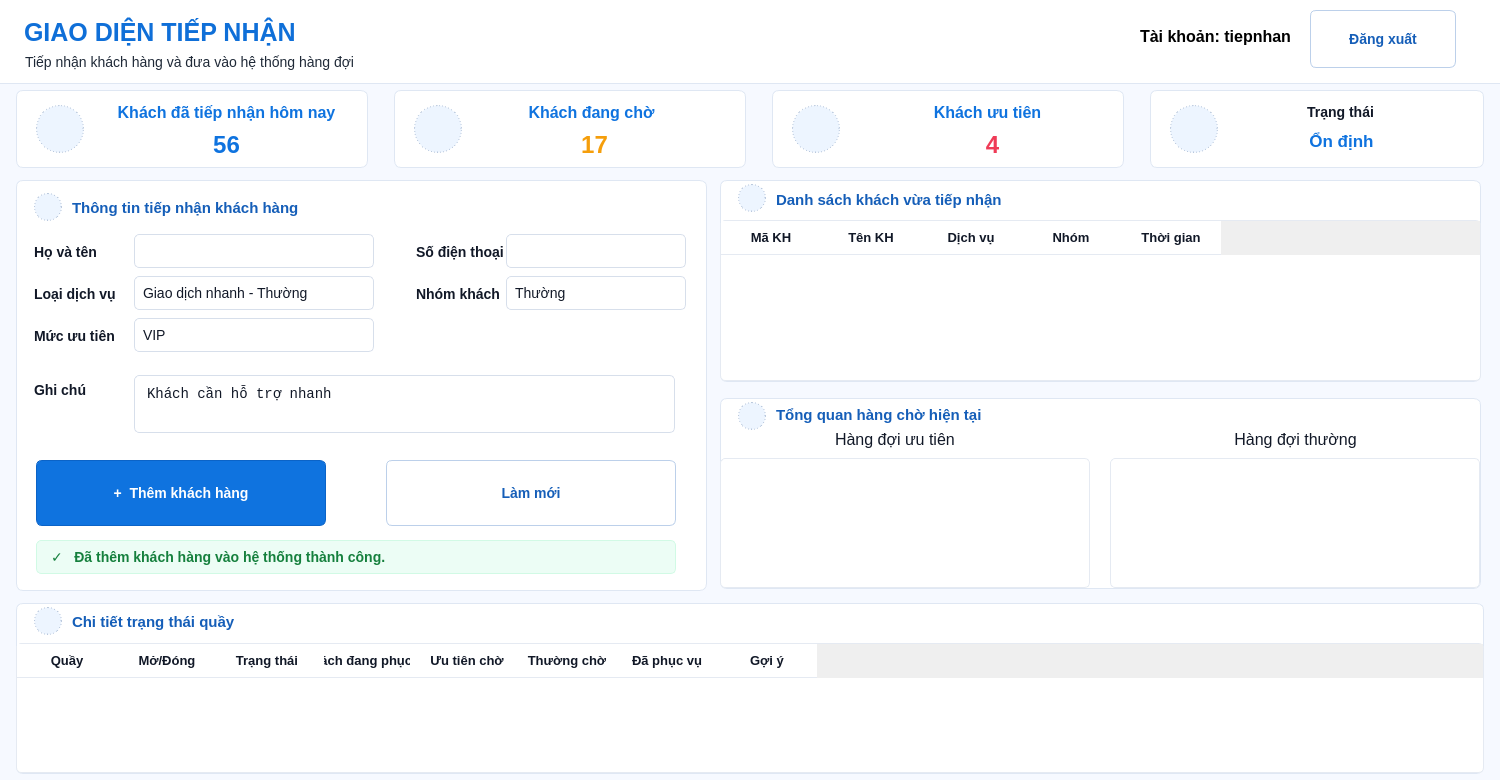
Qt form ui/tiep_nhan.ui (DangDan111/Nhom4_Hethongmophonghangdoidichvu) before a commit.
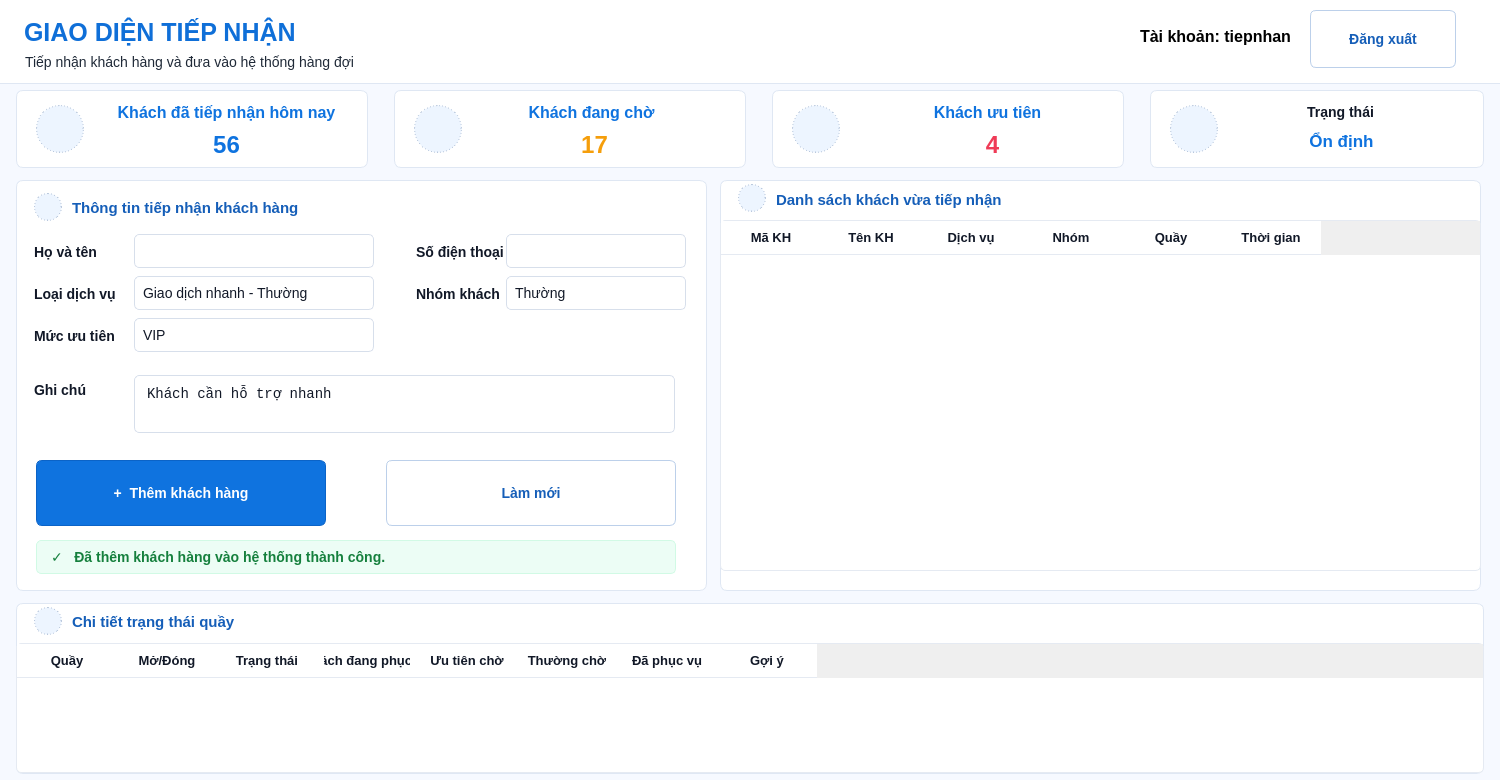
The same form after that commit. Icons and pictures are not drawn.

Commit message: sua giao dien tiep nhan

Diff of the .ui file:
```diff
--- a/ui/tiep_nhan.ui
+++ b/ui/tiep_nhan.ui
@@ -1300,7 +1300,7 @@
      <x>720</x>
      <y>180</y>
      <width>761</width>
-     <height>202</height>
+     <height>411</height>
     </rect>
    </property>
    <property name="frameShape">
@@ -1370,7 +1370,7 @@
       <x>0</x>
       <y>40</y>
       <width>761</width>
-      <height>161</height>
+      <height>351</height>
      </rect>
     </property>
     <property name="font">
@@ -1399,7 +1399,7 @@
      <number>0</number>
     </property>
     <property name="columnCount">
-     <number>5</number>
+     <number>6</number>
     </property>
     <column>
      <property name="text">
@@ -1421,6 +1421,11 @@
       <string>Nhóm</string>
      </property>
     </column>
+    <column>
+     <property name="text">
+      <string>Quầy</string>
+     </property>
+    </column>
     <column>
      <property name="text">
       <string>Thời gian</string>
@@ -1428,136 +1433,6 @@
     </column>
    </widget>
   </widget>
-  <widget class="QFrame" name="panelTongQuan">
-   <property name="geometry">
-    <rect>
-     <x>720</x>
-     <y>398</y>
-     <width>761</width>
-     <height>191</height>
-    </rect>
-   </property>
-   <property name="frameShape">
-    <enum>QFrame::Shape::StyledPanel</enum>
-   </property>
-   <widget class="QLabel" name="lblImgTongQuan">
-    <property name="geometry">
-     <rect>
-      <x>18</x>
-      <y>4</y>
-      <width>28</width>
-      <height>28</height>
-     </rect>
-    </property>
-    <property name="font">
-     <font>
-      <family>Segoe UI</family>
-      <pointsize>11</pointsize>
-      <bold>false</bold>
-     </font>
-    </property>
-    <property name="styleSheet">
-     <string notr="true">background:#edf5ff; border:1px dashed #b8c7dc; border-radius:14px;</string>
-    </property>
-    <property name="text">
-     <string/>
-    </property>
-    <property name="pixmap">
-     <pixmap>../images/group (2).png</pixmap>
-    </property>
-    <property name="scaledContents">
-     <bool>true</bool>
-    </property>
-    <property name="alignment">
-     <set>Qt::AlignmentFlag::AlignCenter</set>
-    </property>
-    <property name="class" stdset="0">
-     <string>imageSlot</string>
-    </property>
-   </widget>
-   <widget class="QLabel" name="lblTitleTongQuan">
-    <property name="geometry">
-     <rect>
-      <x>56</x>
-      <y>3</y>
-      <width>300</width>
-      <height>28</height>
-     </rect>
-    </property>
-    <property name="font">
-     <font>
-      <family>Segoe UI</family>
-      <pointsize>-1</pointsize>
-      <fontweight>ExtraBold</fontweight>
-     </font>
-    </property>
-    <property name="text">
-     <string>Tổng quan hàng chờ hiện tại</string>
-    </property>
-    <property name="class" stdset="0">
-     <string>sectionTitle</string>
-    </property>
-   </widget>
-   <widget class="QLabel" name="lblBangUuTien">
-    <property name="geometry">
-     <rect>
-      <x>115</x>
-      <y>26</y>
-      <width>127</width>
-      <height>30</height>
-     </rect>
-    </property>
-    <property name="font">
-     <font>
-      <pointsize>12</pointsize>
-     </font>
-    </property>
-    <property name="text">
-     <string>Hàng đợi ưu tiên</string>
-    </property>
-   </widget>
-   <widget class="QTableWidget" name="tblHangDoiUuTien">
-    <property name="geometry">
-     <rect>
-      <x>0</x>
-      <y>60</y>
-      <width>370</width>
-      <height>130</height>
-     </rect>
-    </property>
-   </widget>
-   <widget class="QLabel" name="lblBangThuong">
-    <property name="geometry">
-     <rect>
-      <x>510</x>
-      <y>26</y>
-      <width>131</width>
-      <height>30</height>
-     </rect>
-    </property>
-    <property name="font">
-     <font>
-      <pointsize>12</pointsize>
-     </font>
-    </property>
-    <property name="text">
-     <string>Hàng đợi thường</string>
-    </property>
-    <property name="alignment">
-     <set>Qt::AlignmentFlag::AlignCenter</set>
-    </property>
-   </widget>
-   <widget class="QTableWidget" name="tblHangDoiThuong">
-    <property name="geometry">
-     <rect>
-      <x>390</x>
-      <y>60</y>
-      <width>370</width>
-      <height>130</height>
-     </rect>
-    </property>
-   </widget>
-  </widget>
   <widget class="QFrame" name="panelNhatKy">
    <property name="geometry">
     <rect>
```
The commit also changes 4 other files.
